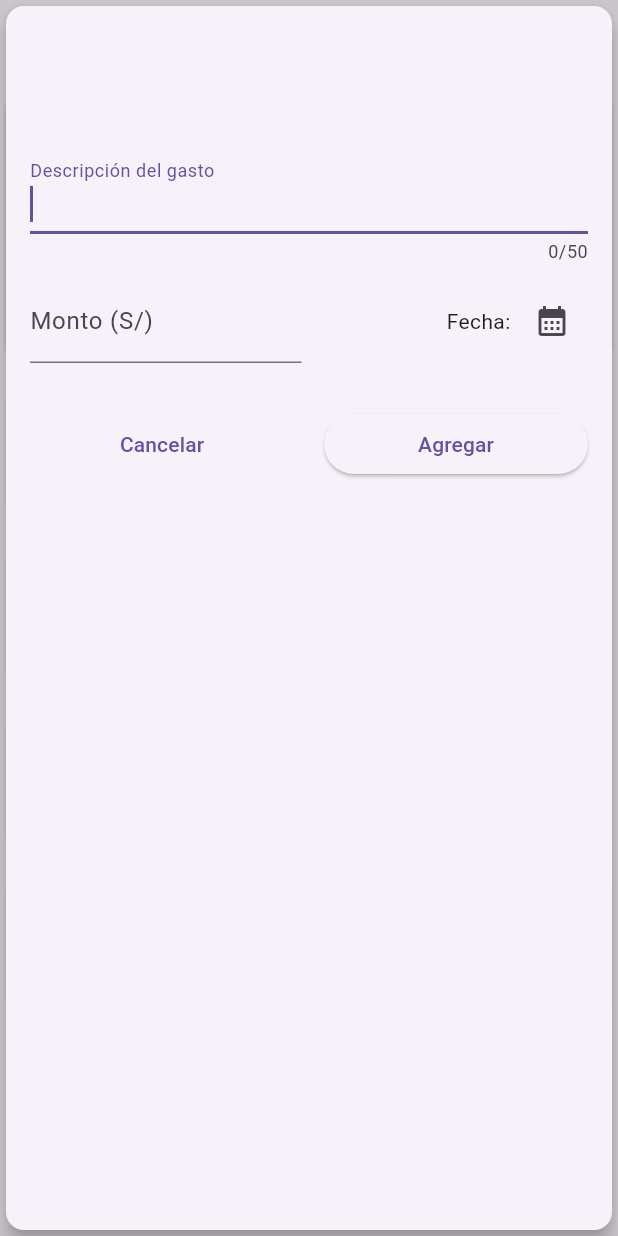
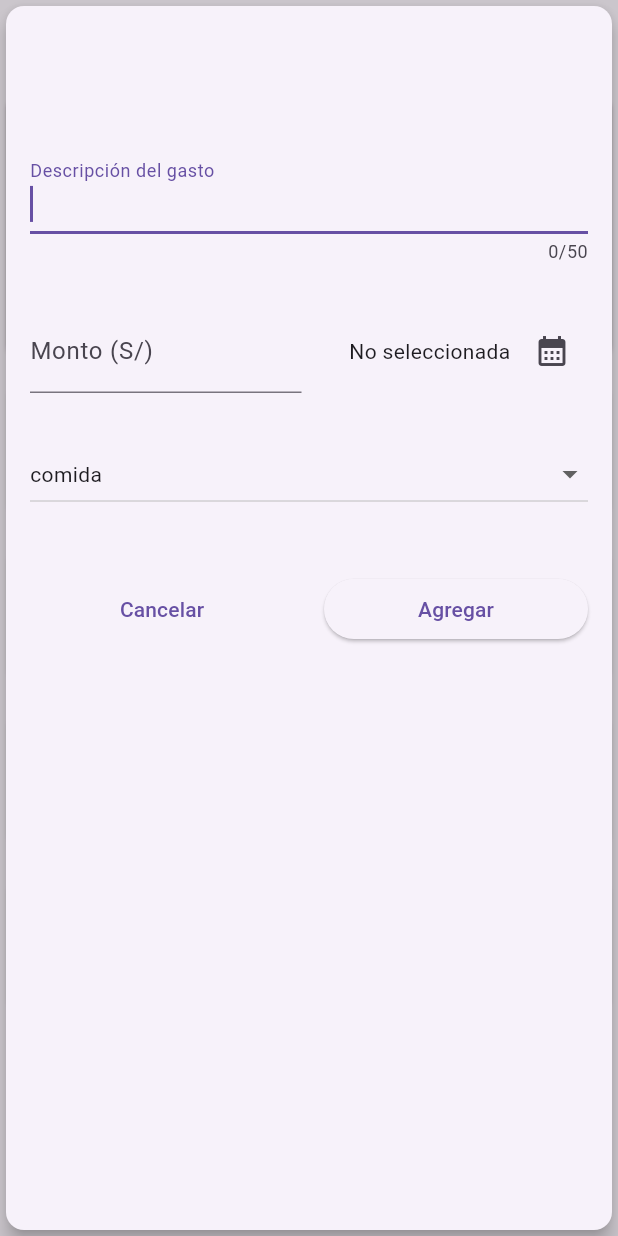
Before and after one commit to diegomejiaio/expenses-app, a Flutter app: the screen it shows after launch, after a tap on the "add" icon, on a phone screen of 412 x 824 dp. Run offline on Flutter 3.47's test engine with Material 2 defaults, Android fonts, the phone set to English and light mode, and no system bars.

Commit message:
[feature] delete expenses and add undo action

```diff
--- a/lib/expenses.dart
+++ b/lib/expenses.dart
@@ -38,14 +38,49 @@ class _ExpensesState extends State<Expenses> {
 
   void _openAddExpenseModal() {
     showCupertinoModalPopup(
-        context: context,
-        builder: (ctx) {
-          return const NewExpenseForm();
-        });
+      context: context,
+      builder: (ctx) => NewExpenseForm(onAddExpense: _addNewExpense),
+    );
+  }
+
+  void _addNewExpense(Expense expense) {
+    setState(() {
+      _registeredExpenses.add(expense);
+    });
+  }
+
+  void _removeExpense(Expense expense) {
+    setState(() {
+      _registeredExpenses.remove(expense);
+    });
+    ScaffoldMessenger.of(context).showSnackBar(
+      SnackBar(
+        content: const Text('Gasto eliminado'),
+        duration: const Duration(milliseconds: 350),
+        action: SnackBarAction(
+          label: 'Deshacer',
+          onPressed: () {
+            setState(() {
+              _registeredExpenses.add(expense);
+            });
+          },
+        ),
+      ),
+    );
   }
 
   @override
   Widget build(BuildContext context) {
+    Widget mainContent = const Center(
+      child: Text('No hay gastos registrados'),
+    );
+
+    if (_registeredExpenses.isNotEmpty) {
+      mainContent = ExpensesList(
+        expenses: _registeredExpenses,
+        removeExpense: _removeExpense,
+      );
+    }
     return Scaffold(
       appBar: AppBar(
         title: const Text('Mis gastos'),
@@ -67,7 +102,9 @@ class _ExpensesState extends State<Expenses> {
               ),
             ),
           ),
-          Expanded(child: ExpensesList(expenses: _registeredExpenses)),
+          Expanded(
+            child: mainContent,
+          ),
         ],
       ),
     );
--- a/lib/widgets/expenses_list.dart
+++ b/lib/widgets/expenses_list.dart
@@ -6,14 +6,23 @@ class ExpensesList extends StatelessWidget {
   const ExpensesList({
     super.key,
     required this.expenses,
+    required this.removeExpense,
   });
+
+  final void Function(Expense expense) removeExpense;
 
   final List<Expense> expenses;
   @override
   Widget build(BuildContext context) {
     return ListView.builder(
       itemCount: expenses.length,
-      itemBuilder: (ctx, index) => ExpenseItem(expenses[index]),
+      itemBuilder: (ctx, index) => Dismissible(
+        key: ValueKey(expenses[index].id),
+        onDismissed: (direction) {
+          removeExpense(expenses[index]);
+        },
+        child: ExpenseItem(expenses[index]),
+      ),
     );
   }
 }
--- a/lib/widgets/new_expense.dart
+++ b/lib/widgets/new_expense.dart
@@ -1,7 +1,10 @@
 import 'package:flutter/material.dart';
+import 'package:expenses_app/models/expense.dart';
 
 class NewExpenseForm extends StatefulWidget {
-  const NewExpenseForm({super.key});
+  const NewExpenseForm({super.key, required this.onAddExpense});
+
+  final void Function(Expense expense) onAddExpense;
 
   @override
   State<NewExpenseForm> createState() {
@@ -13,6 +16,7 @@ class _NewExpenseFormState extends State<NewExpenseForm> {
   final _titleController = TextEditingController();
   final _amountController = TextEditingController();
   DateTime? _selectedDate;
+  Category _selectedCategory = Category.comida;
 
   void _presentDatePicker() async {
     final now = DateTime.now();
@@ -37,12 +41,39 @@ class _NewExpenseFormState extends State<NewExpenseForm> {
   }
 
   void _submitForm() {
-    final enteredTitle = _titleController.text;
-    final enteredAmount = double.parse(_amountController.text);
-
-    // TODO: Add logic to handle the submitted form data
-
-    // Clear the input fields after submitting the form
+    final enteredAmount = double.tryParse(_amountController.text);
+    final amountIsValid = enteredAmount != null && enteredAmount >= 0;
+    if (_titleController.text.trim().isEmpty ||
+        !amountIsValid ||
+        _selectedDate == null) {
+      // show error message
+      showDialog(
+          context: context,
+          builder: (ctx) => AlertDialog(
+                title: const Text('Error'),
+                content: const Text('Por favor, ingrese datos válidos.'),
+                actions: [
+                  TextButton(
+                    onPressed: () {
+                      Navigator.pop(context);
+                    },
+                    child: const Text('Ok'),
+                  ),
+                ],
+              ));
+      return;
+    }
+    widget.onAddExpense(
+      Expense(
+        title: _titleController.text,
+        amount: enteredAmount,
+        date: _selectedDate!,
+        category: _selectedCategory,
+      ),
+    );
+    Navigator.pop(context);
+    _selectedCategory = Category.comida;
+    _selectedDate = null;
     _titleController.clear();
     _amountController.clear();
   }
@@ -54,7 +85,8 @@ class _NewExpenseFormState extends State<NewExpenseForm> {
       child: Padding(
         padding: const EdgeInsets.all(16),
         child: Column(
-          crossAxisAlignment: CrossAxisAlignment.end,
+          crossAxisAlignment: CrossAxisAlignment.center,
+          mainAxisAlignment: MainAxisAlignment.start,
           children: [
             const SizedBox(
               height: 80,
@@ -69,7 +101,7 @@ class _NewExpenseFormState extends State<NewExpenseForm> {
               onSubmitted: (_) => _submitForm(),
             ),
             const SizedBox(
-              height: 10,
+              height: 30,
             ),
             Row(
               children: [
@@ -92,7 +124,11 @@ class _NewExpenseFormState extends State<NewExpenseForm> {
                   mainAxisAlignment: MainAxisAlignment.end,
                   crossAxisAlignment: CrossAxisAlignment.center,
                   children: [
-                    const Text('Fecha: '),
+                    Text(
+                      _selectedDate == null
+                          ? 'No seleccionada '
+                          : formatter.format(_selectedDate!),
+                    ),
                     IconButton(
                       onPressed: _presentDatePicker,
                       icon: const Icon(Icons.calendar_month),
@@ -103,6 +139,36 @@ class _NewExpenseFormState extends State<NewExpenseForm> {
             ),
             const SizedBox(
               height: 30,
+            ),
+            SizedBox(
+              height: 50, // Set the desired height
+              child: DropdownButton(
+                value: _selectedCategory,
+                style: Theme.of(context).textTheme.bodyMedium,
+                isExpanded: true,
+                items: Category.values
+                    .map(
+                      (category) => DropdownMenuItem(
+                        value: category,
+                        child: Text(
+                          category.name.toString(),
+                        ),
+                      ),
+                    )
+                    .toList(),
+                onChanged: (value) {
+                  if (value == null) {
+                    return;
+                  } else {
+                    setState(() {
+                      _selectedCategory = value;
+                    });
+                  }
+                },
+              ),
+            ),
+            const SizedBox(
+              height: 40,
             ),
             Row(
               mainAxisAlignment: MainAxisAlignment.spaceBetween,
```
